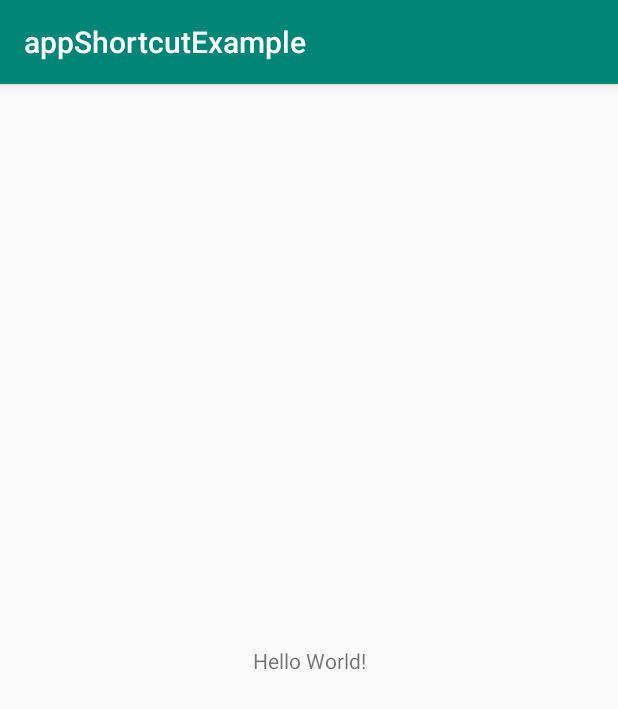
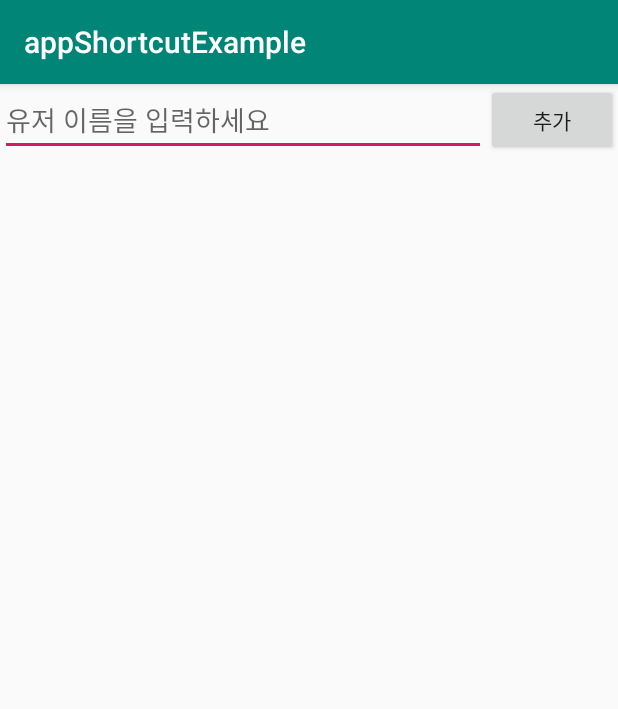
Before and after one commit to minseok-kr/app-shortcuts-example, an Android app: the screen it shows after launch (MainActivity), on a phone screen of 412 x 824 dp. Shown: the top 709 px of the screen. Run offline under Robolectric (Android 15) with nearby library versions, the phone set to English and light mode, and no system bars.

Commit message:
프로필 리스트 로직 추가

```diff
--- a/app/src/main/java/com/minseok/appshortcutexample/MainActivity.kt
+++ b/app/src/main/java/com/minseok/appshortcutexample/MainActivity.kt
@@ -1,32 +1,71 @@
 package com.minseok.appshortcutexample
 
+import android.content.Context
+import android.content.Intent
 import android.os.Bundle
-import android.util.Log
-import androidx.appcompat.app.AppCompatActivity
-import com.minseok.appshortcutexample.model.User
-import com.minseok.appshortcutexample.network.Connection
-import retrofit2.Call
-import retrofit2.Callback
-import retrofit2.Response
+import android.view.View
+import android.view.ViewGroup
+import android.widget.BaseAdapter
+import android.widget.TextView
+import androidx.constraintlayout.widget.ConstraintLayout
+import com.minseok.appshortcutexample.common.ExtendedActivity
+import com.minseok.appshortcutexample.profile.ProfileActivity
+import kotlinx.android.synthetic.main.activity_main.*
 
-class MainActivity : AppCompatActivity() {
+class MainActivity : ExtendedActivity() {
     private val TAG = this.javaClass.simpleName
+    private lateinit var mAdapter: ProfileAdapter
 
     override fun onCreate(savedInstanceState: Bundle?) {
         super.onCreate(savedInstanceState)
         setContentView(R.layout.activity_main)
 
-        Connection.getConnection()
-                .getUserInfo("minseok-kr")
-                .enqueue(object : Callback<User> {
-                    override fun onResponse(call: Call<User>, response: Response<User>) {
-                        Log.d(TAG, response.toString())
-                        Log.d(TAG, response.body().toString())
-                    }
+        btn_add.setOnClickListener { addProfile() }
 
-                    override fun onFailure(call: Call<User>, t: Throwable) {
-                        TODO("not implemented") //To change body of created functions use File | Settings | File Templates.
-                    }
-                })
+        mAdapter = ProfileAdapter(this)
+
+        lv_profiles.adapter = mAdapter
+    }
+
+    // 추가하기
+    private fun addProfile() {
+        val inputName = edit_name.text.toString()
+        if (inputName.isEmpty()) {
+            return
+        }
+
+        mAdapter.add(inputName)
+        edit_name.setText("")
+    }
+
+    inner class ProfileAdapter(private val context: Context) : BaseAdapter() {
+        private val mData = arrayListOf<String>()
+
+        override fun getView(position: Int, convertView: View?, parent: ViewGroup): View {
+            return ConstraintLayout.inflate(context, R.layout.item_profile, null).apply {
+                this.layoutParams = ConstraintLayout.LayoutParams(ConstraintLayout.LayoutParams.MATCH_PARENT, ConstraintLayout.LayoutParams.WRAP_CONTENT)
+
+                val name = mData[position]
+
+                this.findViewById<TextView>(R.id.tv_name).text = name
+
+                this.setOnClickListener {
+                    Intent(this@MainActivity, ProfileActivity::class.java).apply {
+                        this.putExtra("user_name", name)
+                    }.also { startActivity(it) }
+                }
+            }
+        }
+
+        override fun getItem(position: Int) = mData[position]
+
+        override fun getItemId(position: Int) = position.toLong()
+
+        override fun getCount() = mData.size
+
+        fun add(userName: String) {
+            mData.add(userName)
+            notifyDataSetChanged()
+        }
     }
 }
--- a/app/src/main/java/com/minseok/appshortcutexample/profile/ProfileActivity.kt
+++ b/app/src/main/java/com/minseok/appshortcutexample/profile/ProfileActivity.kt
@@ -16,7 +16,8 @@ class ProfileActivity : ExtendedActivity(), ProfileContract.View {
 
         ProfilePresenter(this)
 
-        mPresenter.getUserInfo("minseok-kr")
+        val userName = intent.getStringExtra("user_name")
+        mPresenter.getUserInfo(userName)
     }
 
     override fun showInfo(user: User) {
--- a/app/src/main/res/layout/activity_main.xml
+++ b/app/src/main/res/layout/activity_main.xml
@@ -7,13 +7,29 @@
     android:layout_height="match_parent"
     tools:context=".MainActivity">
 
-    <TextView
+    <androidx.appcompat.widget.AppCompatEditText
+        android:id="@+id/edit_name"
+        android:layout_width="0dp"
+        android:layout_height="wrap_content"
+        android:hint="@string/txt_hint_input_username"
+        app:layout_constraintRight_toLeftOf="@+id/btn_add"
+        app:layout_constraintLeft_toLeftOf="parent"
+        app:layout_constraintTop_toTopOf="parent"/>
+
+    <Button
+        android:id="@+id/btn_add"
         android:layout_width="wrap_content"
         android:layout_height="wrap_content"
-        android:text="Hello World!"
-        app:layout_constraintBottom_toBottomOf="parent"
-        app:layout_constraintLeft_toLeftOf="parent"
+        android:text="@string/txt_btn_add"
         app:layout_constraintRight_toRightOf="parent"
+        app:layout_constraintLeft_toRightOf="@id/edit_name"
         app:layout_constraintTop_toTopOf="parent"/>
 
+    <ListView
+        android:id="@+id/lv_profiles"
+        android:layout_width="match_parent"
+        android:layout_height="0dp"
+        app:layout_constraintTop_toBottomOf="@id/edit_name"
+        app:layout_constraintBottom_toBottomOf="parent"/>
+
 </androidx.constraintlayout.widget.ConstraintLayout>
--- a/app/src/main/res/values/strings.xml
+++ b/app/src/main/res/values/strings.xml
@@ -2,4 +2,6 @@
     <string name="app_name">appShortcutExample</string>
 
     <string name="txt_data_not_available">데이터를 사용할 수 없습니다.</string>
+    <string name="txt_hint_input_username">유저 이름을 입력하세요</string>
+    <string name="txt_btn_add">추가</string>
 </resources>
```
Also changed, not shown: app/src/main/res/drawable/ic_delete_black_24dp.xml (added, +9 -0 lines), app/src/main/res/layout/item_profile.xml (added, +31 -0 lines).
